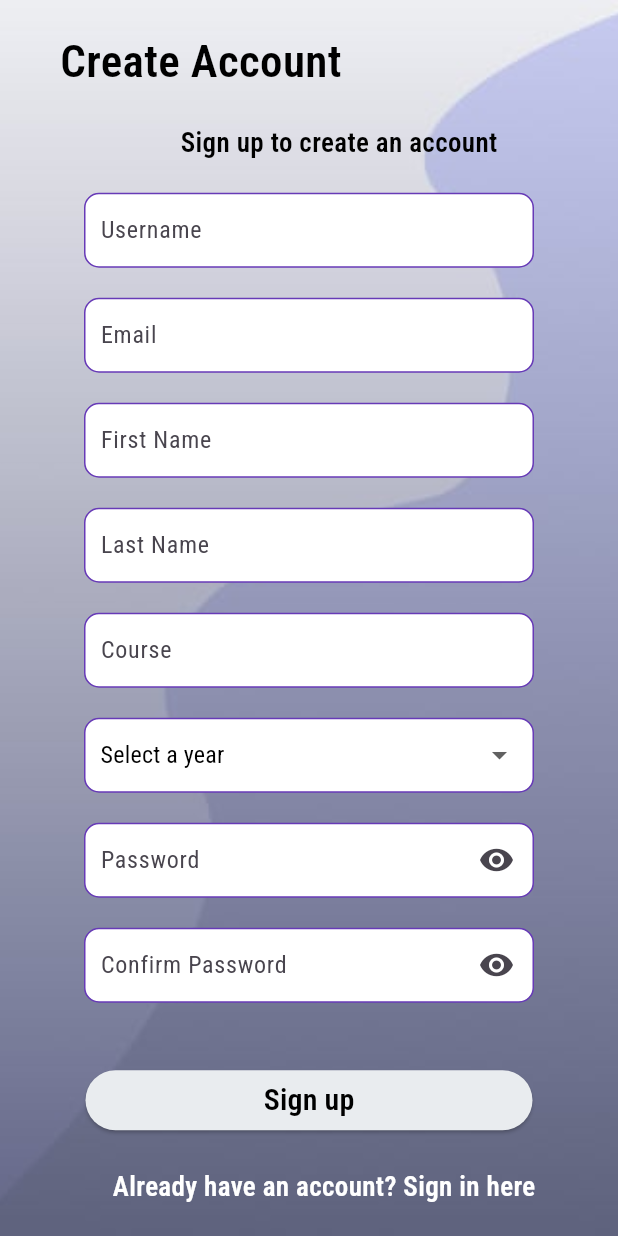
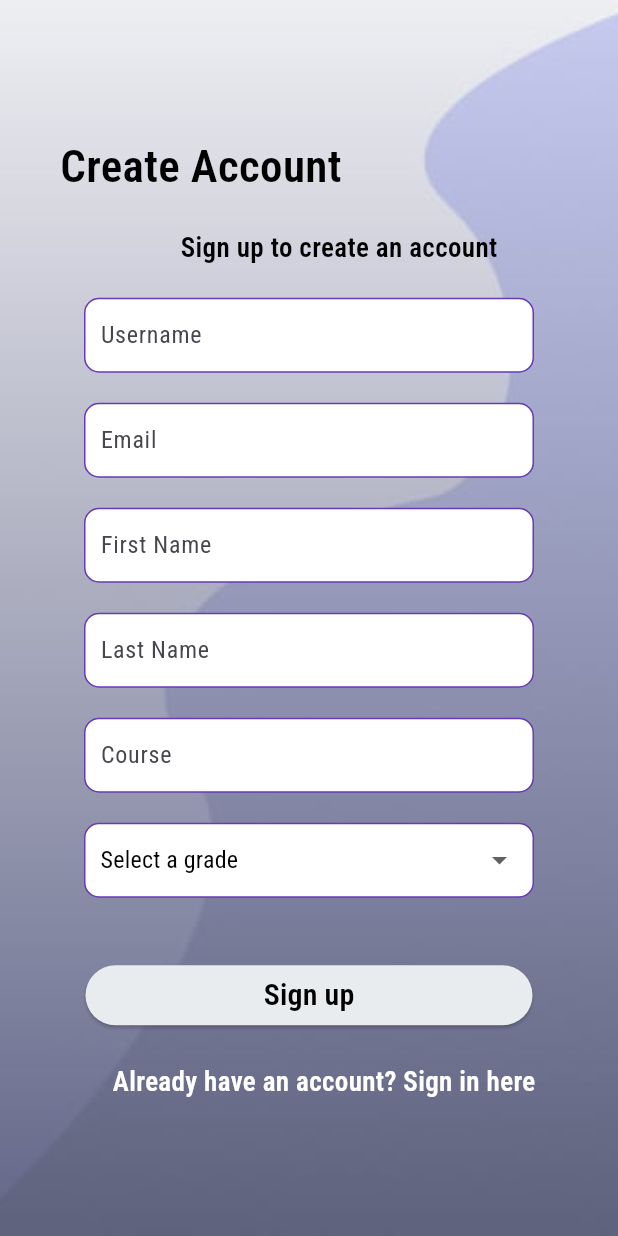
Before and after one commit to WenDEVLIFE/Flutter_QR_Attendace_System, a Flutter app: the Signup screen opened by its route, on a phone screen of 412 x 824 dp. Run offline on Flutter 3.47's test engine with Material 3 defaults, Android fonts, the phone set to English and light mode, and no system bars; our stand-ins replace cached_network_image, cloud_firestore, curved_navigation_bar, firebase_core, firebase_storage, flutter_map and 13 more; missing offline and left inert: bcrypt, google_ml_kit, mailer, qr_code_scanner; accounts and stored records are empty.

Commit message:
change grade and sections 👾

```diff
--- a/lib/Screens/SignUpPage.dart
+++ b/lib/Screens/SignUpPage.dart
@@ -14,8 +14,9 @@ class _SignupState extends State<Signup> {
   bool passwordVisibility1 = true;
   bool passwordVisibility2 = true;
 
-  String? _selectedValue; // The selected value for the spinner
-  final List<String> _items = ['Select a year', '1st year', '2nd year', '3rd year', '4th year'];
+  String? selectedGrade, selectedSection; // The selected value for the spinner
+  final List<String> _items = ['Select a grade', 'Grade 11', 'Grade 12'];
+  final List<String>  _sections = ['Select a section', 'Curiosity', 'Resilience'];
 
   // TextEditingControllers for each TextField
   final TextEditingController _usernameController = TextEditingController();
@@ -41,7 +42,7 @@ class _SignupState extends State<Signup> {
   @override
   void initState() {
     super.initState();
-    _selectedValue = _items.isNotEmpty ? _items[0] : null; // Auto-select the first item if the list is not empty
+    selectedGrade = _items.isNotEmpty ? _items[0] : null; // Auto-select the first item if the list is not empty
   }
 
   Future<bool> _onBackPressed() async {
@@ -191,7 +192,7 @@ class _SignupState extends State<Signup> {
                       child: DropdownButtonHideUnderline(
                         child: DropdownButton<String>(
                           isExpanded: true,
-                          value: _selectedValue,
+                          value: selectedGrade,
                           padding: const EdgeInsets.symmetric(horizontal: 10),
                           items: _items.map((String value) {
                             return DropdownMenuItem<String>(
@@ -201,61 +202,11 @@ class _SignupState extends State<Signup> {
                           }).toList(),
                           onChanged: (String? value) {
                             setState(() {
-                              _selectedValue = value;
+                              selectedGrade = value;
                             });
                           },
                         ),
                       ),
-                    ),
-                  ),
-                  const SizedBox(height: 20),
-                  Container(
-                    width: 300,
-                    decoration: BoxDecoration(
-                      color: Colors.white,
-                      borderRadius: BorderRadius.circular(10),
-                      border: Border.all(color: Colors.deepPurple),
-                    ),
-                    child: TextField(
-                      controller: _passwordController,
-                      decoration: InputDecoration(
-                        border: InputBorder.none,
-                        labelText: 'Password',
-                        counterStyle: const TextStyle(color: Colors.black, fontFamily: 'Roboto'),
-                        contentPadding: const EdgeInsets.symmetric(horizontal: 10),
-                        suffixIcon: IconButton(
-                          icon: Icon(
-                            passwordVisibility1 ? Icons.visibility : Icons.visibility_off,
-                          ),
-                          onPressed: _togglePasswordVisibility1,
-                        ),
-                      ),
-                      obscureText: passwordVisibility1,
-                    ),
-                  ),
-                  const SizedBox(height: 20),
-                  Container(
-                    width: 300,
-                    decoration: BoxDecoration(
-                      color: Colors.white,
-                      borderRadius: BorderRadius.circular(10),
-                      border: Border.all(color: Colors.deepPurple),
-                    ),
-                    child: TextField(
-                      controller: _confirmPasswordController,
-                      decoration: InputDecoration(
-                        border: InputBorder.none,
-                        labelText: 'Confirm Password',
-                        counterStyle: const TextStyle(color: Colors.black, fontFamily: 'Roboto'),
-                        contentPadding: const EdgeInsets.symmetric(horizontal: 10),
-                        suffixIcon: IconButton(
-                          icon: Icon(
-                            passwordVisibility2 ? Icons.visibility : Icons.visibility_off,
-                          ),
-                          onPressed: _togglePasswordVisibility2,
-                        ),
-                      ),
-                      obscureText: passwordVisibility2,
                     ),
                   ),
                   const SizedBox(height: 40),
@@ -326,7 +277,7 @@ class _SignupState extends State<Signup> {
       'firstName': _firstNameController.text,
       'lastName': _lastNameController.text,
       'course': _courseController.text,
-      'year': _selectedValue,
+      'year': selectedGrade,
       'password': _passwordController.text,
       'confirmPassword': _confirmPasswordController.text,
     };
```
